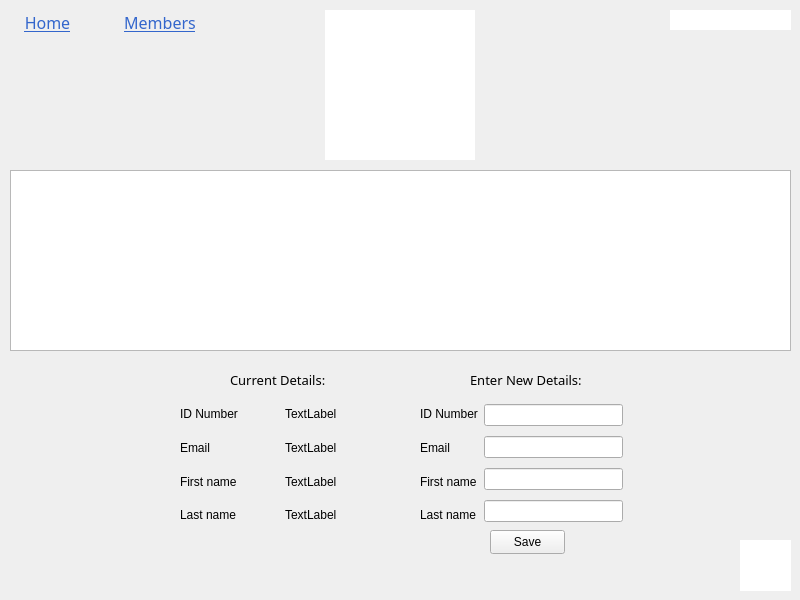
The window that edit_member_screen.ui (MrCooperGit/Assessment-2_Library-Management-System) describes before a commit, drawn with Qt 5.
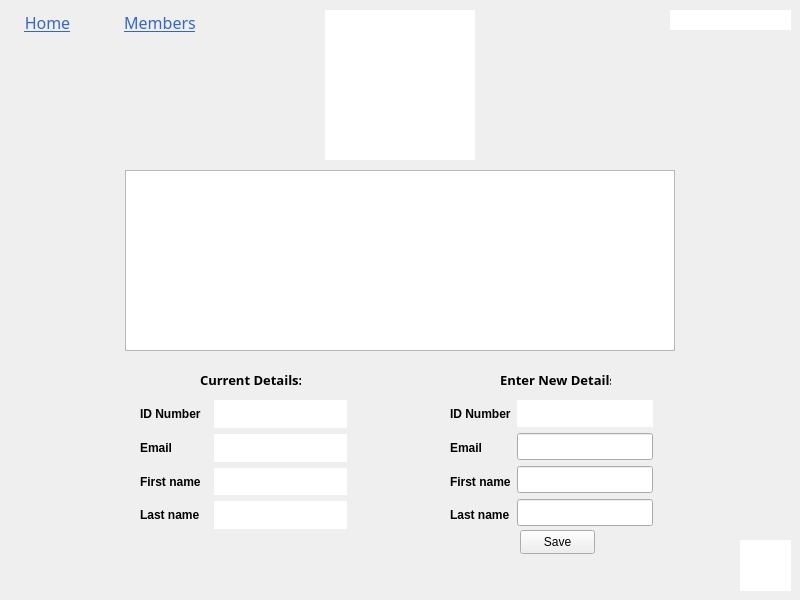
The same window after the commit.

Commit message: edit_member_screen completed

Diff of the .ui file:
```diff
--- a/edit_member_screen.ui
+++ b/edit_member_screen.ui
@@ -53,7 +53,7 @@
   <widget class="QLabel" name="label">
    <property name="geometry">
     <rect>
-     <x>230</x>
+     <x>200</x>
      <y>370</y>
      <width>101</width>
      <height>20</height>
@@ -63,6 +63,7 @@
     <font>
      <family>Italic Outline Art</family>
      <pointsize>10</pointsize>
+     <bold>true</bold>
     </font>
    </property>
    <property name="styleSheet">
@@ -156,7 +157,7 @@
   <widget class="QLabel" name="label_2">
    <property name="geometry">
     <rect>
-     <x>470</x>
+     <x>500</x>
      <y>370</y>
      <width>111</width>
      <height>20</height>
@@ -166,6 +167,7 @@
     <font>
      <family>Italic Outline Art</family>
      <pointsize>10</pointsize>
+     <bold>true</bold>
     </font>
    </property>
    <property name="styleSheet">
@@ -191,9 +193,9 @@
   <widget class="QWidget" name="layoutWidget">
    <property name="geometry">
     <rect>
-     <x>180</x>
+     <x>140</x>
      <y>400</y>
-     <width>203</width>
+     <width>207</width>
      <height>129</height>
     </rect>
    </property>
@@ -202,6 +204,14 @@
      <layout class="QVBoxLayout" name="verticalLayout">
       <item>
        <widget class="QLabel" name="label_6">
+        <property name="font">
+         <font>
+          <bold>true</bold>
+         </font>
+        </property>
+        <property name="frameShape">
+         <enum>QFrame::NoFrame</enum>
+        </property>
         <property name="text">
          <string>ID Number</string>
         </property>
@@ -209,6 +219,11 @@
       </item>
       <item>
        <widget class="QLabel" name="label_3">
+        <property name="font">
+         <font>
+          <bold>true</bold>
+         </font>
+        </property>
         <property name="text">
          <string>Email</string>
         </property>
@@ -216,6 +231,11 @@
       </item>
       <item>
        <widget class="QLabel" name="label_4">
+        <property name="font">
+         <font>
+          <bold>true</bold>
+         </font>
+        </property>
         <property name="text">
          <string>First name</string>
         </property>
@@ -223,6 +243,11 @@
       </item>
       <item>
        <widget class="QLabel" name="label_5">
+        <property name="font">
+         <font>
+          <bold>true</bold>
+         </font>
+        </property>
         <property name="text">
          <string>Last name</string>
         </property>
@@ -234,29 +259,68 @@
      <layout class="QVBoxLayout" name="verticalLayout_2">
       <item>
        <widget class="QLabel" name="label_idNumber">
+        <property name="minimumSize">
+         <size>
+          <width>133</width>
+          <height>0</height>
+         </size>
+        </property>
+        <property name="styleSheet">
+         <string notr="true">background-color: rgb(255, 255, 255);</string>
+        </property>
+        <property name="frameShape">
+         <enum>QFrame::NoFrame</enum>
+        </property>
         <property name="text">
-         <string>TextLabel</string>
+         <string/>
         </property>
        </widget>
       </item>
       <item>
        <widget class="QLabel" name="label_email">
+        <property name="minimumSize">
+         <size>
+          <width>133</width>
+          <height>0</height>
+         </size>
+        </property>
+        <property name="styleSheet">
+         <string notr="true">background-color: rgb(255, 255, 255);</string>
+        </property>
         <property name="text">
-         <string>TextLabel</string>
+         <string/>
         </property>
        </widget>
       </item>
       <item>
        <widget class="QLabel" name="label_firstName">
+        <property name="minimumSize">
+         <size>
+          <width>133</width>
+          <height>0</height>
+         </size>
+        </property>
+        <property name="styleSheet">
+         <string notr="true">background-color: rgb(255, 255, 255);</string>
+        </property>
         <property name="text">
-         <string>TextLabel</string>
+         <string/>
         </property>
        </widget>
       </item>
       <item>
        <widget class="QLabel" name="label_lastName">
+        <property name="minimumSize">
+         <size>
+          <width>133</width>
+          <height>0</height>
+         </size>
+        </property>
+        <property name="styleSheet">
+         <string notr="true">background-color: rgb(255, 255, 255);</string>
+        </property>
         <property name="text">
-         <string>TextLabel</string>
+         <string/>
         </property>
        </widget>
       </item>
@@ -267,9 +331,9 @@
   <widget class="QTableView" name="tableView">
    <property name="geometry">
     <rect>
-     <x>10</x>
+     <x>125</x>
      <y>170</y>
-     <width>781</width>
+     <width>550</width>
      <height>181</height>
     </rect>
    </property>
@@ -277,7 +341,7 @@
   <widget class="QPushButton" name="pushButton_save">
    <property name="geometry">
     <rect>
-     <x>490</x>
+     <x>520</x>
      <y>530</y>
      <width>75</width>
      <height>24</height>
@@ -290,7 +354,7 @@
   <widget class="QWidget" name="layoutWidget_2">
    <property name="geometry">
     <rect>
-     <x>420</x>
+     <x>450</x>
      <y>400</y>
      <width>203</width>
      <height>129</height>
@@ -301,6 +365,11 @@
      <layout class="QVBoxLayout" name="verticalLayout_3">
       <item>
        <widget class="QLabel" name="label_7">
+        <property name="font">
+         <font>
+          <bold>true</bold>
+         </font>
+        </property>
         <property name="text">
          <string>ID Number</string>
         </property>
@@ -308,6 +377,11 @@
       </item>
       <item>
        <widget class="QLabel" name="label_8">
+        <property name="font">
+         <font>
+          <bold>true</bold>
+         </font>
+        </property>
         <property name="text">
          <string>Email</string>
         </property>
@@ -315,6 +389,11 @@
       </item>
       <item>
        <widget class="QLabel" name="label_9">
+        <property name="font">
+         <font>
+          <bold>true</bold>
+         </font>
+        </property>
         <property name="text">
          <string>First name</string>
         </property>
@@ -322,6 +401,11 @@
       </item>
       <item>
        <widget class="QLabel" name="label_10">
+        <property name="font">
+         <font>
+          <bold>true</bold>
+         </font>
+        </property>
         <property name="text">
          <string>Last name</string>
         </property>
@@ -332,16 +416,50 @@
     <item>
      <layout class="QVBoxLayout" name="verticalLayout_4">
       <item>
-       <widget class="QLineEdit" name="lineEdit_idNumber"/>
+       <widget class="QLabel" name="label_idNumber2">
+        <property name="maximumSize">
+         <size>
+          <width>16777215</width>
+          <height>27</height>
+         </size>
+        </property>
+        <property name="styleSheet">
+         <string notr="true">background-color: rgb(255, 255, 255);</string>
+        </property>
+        <property name="text">
+         <string/>
+        </property>
+       </widget>
       </item>
       <item>
-       <widget class="QLineEdit" name="lineEdit_email"/>
+       <widget class="QLineEdit" name="lineEdit_email">
+        <property name="minimumSize">
+         <size>
+          <width>0</width>
+          <height>27</height>
+         </size>
+        </property>
+       </widget>
       </item>
       <item>
-       <widget class="QLineEdit" name="lineEdit_firstName"/>
+       <widget class="QLineEdit" name="lineEdit_firstName">
+        <property name="minimumSize">
+         <size>
+          <width>0</width>
+          <height>27</height>
+         </size>
+        </property>
+       </widget>
       </item>
       <item>
-       <widget class="QLineEdit" name="lineEdit_lastName"/>
+       <widget class="QLineEdit" name="lineEdit_lastName">
+        <property name="minimumSize">
+         <size>
+          <width>0</width>
+          <height>27</height>
+         </size>
+        </property>
+       </widget>
       </item>
      </layout>
     </item>
```
The commit also changes 6 other files.
